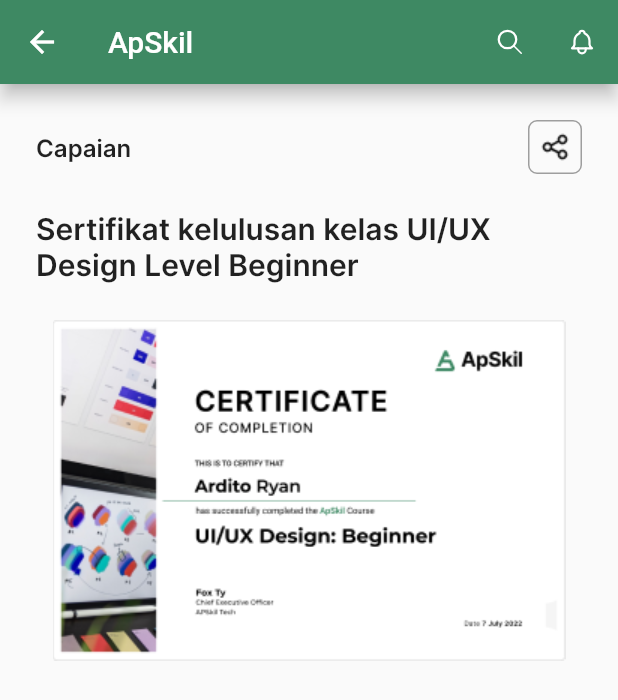
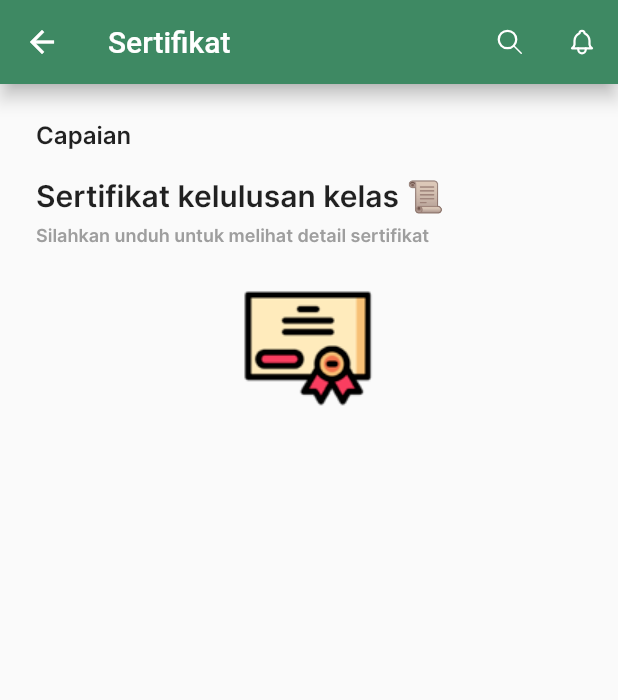
Before and after one commit to IGustiFajar/3G-PAPB, a Flutter app: the sertifikatPage screen opened by its route, on a phone screen of 412 x 824 dp. Shown: the top 700 px of the screen. Run offline on Flutter 3.47's test engine with Material 2 defaults, Android fonts, the phone set to English and light mode, and no system bars; our stand-ins replace anim_search_bar, cached_network_image, cloud_firestore, convex_bottom_bar, cool_alert, dio and 13 more; accounts and stored records are empty.

Commit message:
update sertifikatPage

```diff
--- a/edutech/lib/pages/kelasPage.dart
+++ b/edutech/lib/pages/kelasPage.dart
@@ -1398,7 +1398,7 @@
                     style: TextStyle(color: Colors.white, fontSize: 20),
                   ),
                   onPressed: () {
-                    Get.toNamed('/profile');
+                    Get.toNamed('/login');
                   },
                   width: 120,
                 ),
--- a/edutech/lib/pages/sertifikatPage.dart
+++ b/edutech/lib/pages/sertifikatPage.dart
@@ -4,8 +4,6 @@
 import 'package:firebase_storage/firebase_storage.dart';
 import 'package:flutter/material.dart';
 import 'package:flutter_svg/flutter_svg.dart';
-import 'package:curved_navigation_bar/curved_navigation_bar.dart';
-import 'package:edutech/pages/kelasPage.dart';
 import 'package:gallery_saver/gallery_saver.dart';
 import 'package:get/get.dart';
 import 'package:path_provider/path_provider.dart';
@@ -36,7 +34,7 @@
     return Scaffold(
       resizeToAvoidBottomInset: false,
       appBar: AppBar(
-        title: Text('ApSkil'),
+        title: Text('Sertifikat'),
         backgroundColor: Color.fromARGB(255, 62, 137, 99),
         elevation: 5,
         leading: new IconButton(
@@ -85,6 +83,7 @@
       body: Padding(
         padding: const EdgeInsets.all(24.0),
         child: Column(
+          crossAxisAlignment: CrossAxisAlignment.start,
           children: [
             Row(
               children: [
@@ -95,33 +94,30 @@
                       style:
                           TextStyle(fontFamily: 'InterSemiBold', fontSize: 16),
                     )),
-                Spacer(),
-                // Container(
-                //   width: 36,
-                //   decoration: BoxDecoration(
-                //     border: Border.all(color: Colors.grey, width: 1),
-                //     borderRadius: BorderRadius.all(
-                //       Radius.circular(6),
-                //     ),
-                //   ),
-                // ),
-                // Image.asset('images/download.png')),
-                Spacer(),
-                Container(
-                    width: 36,
-                    decoration: BoxDecoration(
-                        border: Border.all(color: Colors.grey, width: 1),
-                        borderRadius: BorderRadius.all(Radius.circular(6))),
-                    child: Image.asset('images/share.png'))
               ],
             ),
-            SizedBox(height: bodyHeight * 0.03),
+            SizedBox(height: bodyHeight * 0.024),
             Text(
-              'Sertifikat kelulusan kelas UI/UX Design Level Beginner',
+              'Sertifikat kelulusan kelas 📜',
               style: TextStyle(fontFamily: 'InterSemiBold', fontSize: 20),
             ),
-            SizedBox(height: bodyHeight * 0.03),
-            Image.asset('images/sertifikat.png'),
+            SizedBox(
+              height: bodyHeight * 0.008,
+            ),
+            Text(
+              'Silahkan unduh untuk melihat detail sertifikat',
+              style: TextStyle(
+                  fontFamily: 'InterSemiBold',
+                  fontSize: 12,
+                  color: Colors.grey),
+            ),
+            SizedBox(height: bodyHeight * 0.024),
+            Align(
+              alignment: Alignment.center,
+              child: Image.asset(
+                'images/certificate.png',
+              ),
+            ),
             FutureBuilder<ListResult>(
               future: futureFiles,
               builder: (context, snapshot) {
@@ -133,11 +129,14 @@
                     itemCount: files.length,
                     itemBuilder: (context, index) {
                       final file = files[index];
-                      return ListTile(
-                        title: Text(file.name),
-                        trailing: GestureDetector(
-                          child: Image.asset('images/download.png'),
-                          onTap: () => downloadFile(file),
+                      return Card(
+                        child: ListTile(
+                          title: Text(file.name),
+                          subtitle: Text('Certificate'),
+                          trailing: GestureDetector(
+                            child: Image.asset('images/download.png'),
+                            onTap: () => downloadFile(file),
+                          ),
                         ),
                       );
                     },
@@ -147,9 +146,18 @@
                     child: Text('Error nih'),
                   );
                 } else {
-                  return const Center(child: CircularProgressIndicator());
+                  return const Center(
+                      child: CircularProgressIndicator(
+                    backgroundColor: Colors.white,
+                    valueColor: AlwaysStoppedAnimation(
+                      Color.fromARGB(255, 62, 137, 99),
+                    ),
+                  ));
                 }
               },
+            ),
+            SizedBox(
+              height: bodyHeight * 0.024,
             ),
           ],
         ),
```
Also changed, not shown: edutech/images/certificate.png (added).
